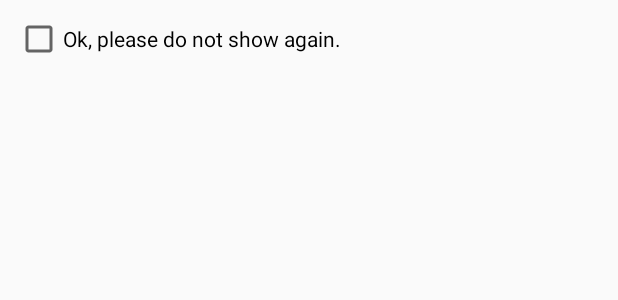
After one commit to boggogo/Quick_Shopping_List, an Android app: the layout checkbox.xml on its own in the app's theme, with its tools: preview values and no code run, on a phone screen of 412 x 824 dp. The commit adds this screen. Shown: the top 300 px of the screen. Run offline under Robolectric (Android 15) with nearby library versions, the phone set to English and light mode, and no system bars.

Commit message:
added alert message to tell the customer how to use the rearrange feature. Option to "never show again" is present, too

```diff
--- a/app/src/main/java/koemdzhiev/com/quickshoppinglist/adapters/GroceryItemsAdapter_Rearrange.java
+++ b/app/src/main/java/koemdzhiev/com/quickshoppinglist/adapters/GroceryItemsAdapter_Rearrange.java
@@ -70,7 +70,7 @@ public class GroceryItemsAdapter_Rearrange extends RecyclerView.Adapter<GroceryI
 
         @Override
         public void onClick(View view) {
-            Toast.makeText(mContext,"Press and hold on an item to rearrange!",Toast.LENGTH_LONG).show();
+            Toast.makeText(mContext,"To rearrange, long press on an item and drag!",Toast.LENGTH_SHORT).show();
         }
     }
 
--- a/app/src/main/java/koemdzhiev/com/quickshoppinglist/utils/Constants.java
+++ b/app/src/main/java/koemdzhiev/com/quickshoppinglist/utils/Constants.java
@@ -16,4 +16,6 @@ public class Constants {
     //other
     public static final String IS_VOICE_ENABLED = "is_voice_enabled";
     public static final String APP_NAME_KEY = "Easy_Shopping_Pal";
+
+    public static final String IF_SKIP_MESSAGE = "if_skip_message";
 }
--- /dev/null
+++ b/app/src/main/res/layout/checkbox.xml
@@ -0,0 +1,15 @@
+<?xml version="1.0" encoding="utf-8"?>
+<LinearLayout xmlns:android="http://schemas.android.com/apk/res/android"
+              android:id="@+id/layout_root"
+              android:layout_width="fill_parent"
+              android:layout_height="fill_parent"
+              android:orientation="horizontal"
+              android:padding="10dp" >
+    <CheckBox
+        xmlns:android="http://schemas.android.com/apk/res/android"
+        android:id="@+id/skip"
+        android:layout_width="wrap_content"
+        android:layout_height="wrap_content"
+        android:text="Ok, please do not show again." >
+    </CheckBox>
+</LinearLayout>
--- a/app/src/main/res/values/strings.xml
+++ b/app/src/main/res/values/strings.xml
@@ -52,7 +52,7 @@
     <string name="action_how_to_use">How to use</string>
     <string name="how_to_use">
         • To activate voice input simply turn the switch at the top of the screen to \"ON\"\n\n
-        • To rearrange shopping list items, press the tree line icon at the top of the menu bar and long press on the item that you want to rearrange and drag to the desired position\n\n
+        • To rearrange list items, simply long press on the item that you want to change the position to,drag it and release it to the desired position.\n\n
         • To create a reminder, go into a list that you want to create a reminder for and choose "Remind me" \n\n
         • Add shopping items or lists of items by pressing the plus button \n\n
         • Add shopping item quantity by pressing \"Add Quantity\" button when adding a shopping item \n\n
@@ -74,4 +74,8 @@
     <string name="title_activity_item_lists">ItemListsActivity</string>
     <string name="shopping_list_empty_text">No Shopping lists yet</string>
     <string name="action_reminder">Remind me</string>
+    <string name="dialog_message_rearrange_title">Rearranging list items</string>
+    <string name="dialog_message_rearrange_message">To rearrange list items, simply long press on the item that you want to change the position to,drag it and release it to the desired position.</string>
+    <string name="dialog_message_clear_all_title">Clear All</string>
+    <string name="dialog_message_clear_all_message">Are you sure that you want to remove all shopping items from the list?</string>
 </resources>
```
Also changed, not shown: app/src/main/java/koemdzhiev/com/quickshoppinglist/ui/MainActivity.java (+45 -24 lines).
